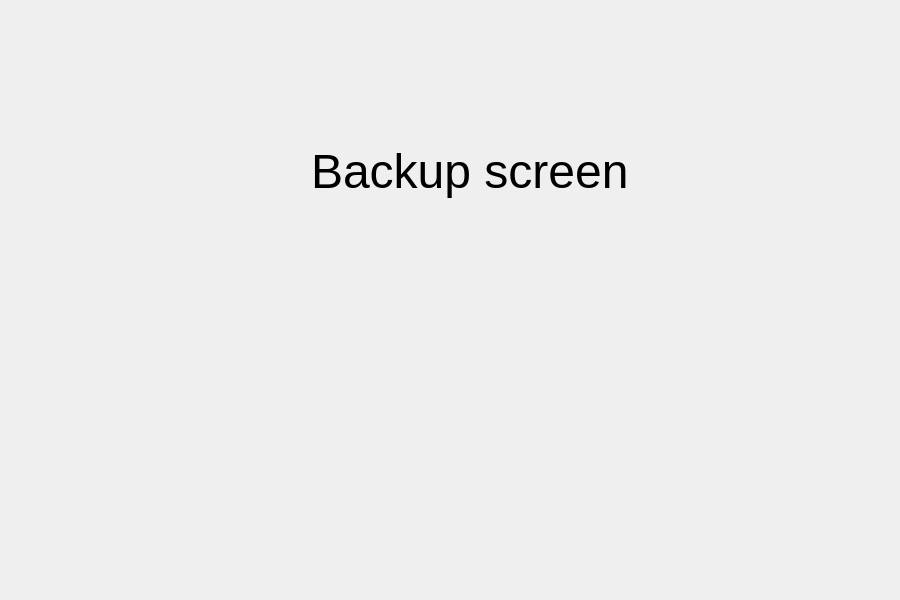
Marchell0o0/Backie, file backupscreen.ui: the form before one commit.
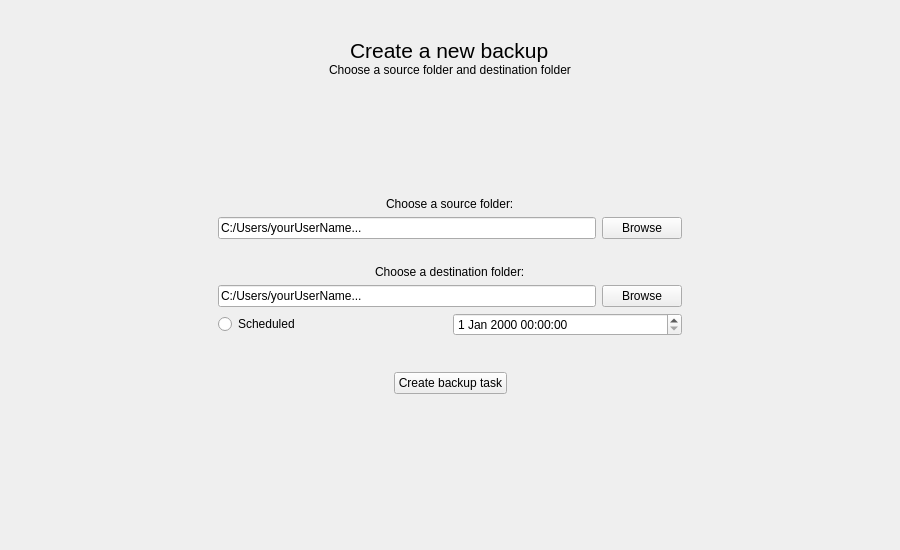
The form after the commit.

What changed in the file:
```diff
--- a/backupscreen.ui
+++ b/backupscreen.ui
@@ -7,32 +7,352 @@
     <x>0</x>
     <y>0</y>
     <width>900</width>
-    <height>600</height>
+    <height>550</height>
    </rect>
   </property>
+  <property name="sizePolicy">
+   <sizepolicy hsizetype="Expanding" vsizetype="Expanding">
+    <horstretch>0</horstretch>
+    <verstretch>0</verstretch>
+   </sizepolicy>
+  </property>
   <property name="windowTitle">
    <string>Form</string>
   </property>
-  <layout class="QGridLayout" name="gridLayout">
-   <item row="0" column="0">
-    <widget class="QWidget" name="widget" native="true">
-     <widget class="QLabel" name="label">
-      <property name="geometry">
-       <rect>
-        <x>300</x>
-        <y>130</y>
-        <width>381</width>
-        <height>61</height>
-       </rect>
-      </property>
-      <property name="font">
-       <font>
-        <pointsize>36</pointsize>
-       </font>
-      </property>
-      <property name="text">
-       <string>Backup screen</string>
-      </property>
+  <property name="styleSheet">
+   <string notr="true">background-color: #3A3A3A;
+QDateTimeEdit, QPushButton, QRadioButton, QLineEdit {
+    color: white;
+}</string>
+  </property>
+  <layout class="QHBoxLayout" name="horizontalLayout">
+   <property name="spacing">
+    <number>0</number>
+   </property>
+   <property name="leftMargin">
+    <number>0</number>
+   </property>
+   <property name="topMargin">
+    <number>0</number>
+   </property>
+   <property name="rightMargin">
+    <number>0</number>
+   </property>
+   <property name="bottomMargin">
+    <number>0</number>
+   </property>
+   <item>
+    <widget class="QStackedWidget" name="stackedWidget">
+     <property name="sizePolicy">
+      <sizepolicy hsizetype="Expanding" vsizetype="Expanding">
+       <horstretch>0</horstretch>
+       <verstretch>0</verstretch>
+      </sizepolicy>
+     </property>
+     <widget class="QWidget" name="page">
+      <layout class="QHBoxLayout" name="horizontalLayout_9">
+       <item>
+        <layout class="QHBoxLayout" name="horizontalLayout_8">
+         <item>
+          <spacer name="horizontalSpacer">
+           <property name="orientation">
+            <enum>Qt::Horizontal</enum>
+           </property>
+           <property name="sizeType">
+            <enum>QSizePolicy::Fixed</enum>
+           </property>
+           <property name="sizeHint" stdset="0">
+            <size>
+             <width>200</width>
+             <height>20</height>
+            </size>
+           </property>
+          </spacer>
+         </item>
+         <item>
+          <layout class="QVBoxLayout" name="verticalLayout_5">
+           <property name="spacing">
+            <number>12</number>
+           </property>
+           <item>
+            <widget class="QWidget" name="widget" native="true">
+             <layout class="QHBoxLayout" name="horizontalLayout_7">
+              <item>
+               <layout class="QVBoxLayout" name="verticalLayout_4">
+                <property name="spacing">
+                 <number>0</number>
+                </property>
+                <item>
+                 <spacer name="verticalSpacer_3">
+                  <property name="orientation">
+                   <enum>Qt::Vertical</enum>
+                  </property>
+                  <property name="sizeType">
+                   <enum>QSizePolicy::Fixed</enum>
+                  </property>
+                  <property name="sizeHint" stdset="0">
+                   <size>
+                    <width>20</width>
+                    <height>20</height>
+                   </size>
+                  </property>
+                 </spacer>
+                </item>
+                <item alignment="Qt::AlignHCenter">
+                 <widget class="QLabel" name="label">
+                  <property name="font">
+                   <font>
+                    <pointsize>16</pointsize>
+                    <bold>false</bold>
+                   </font>
+                  </property>
+                  <property name="styleSheet">
+                   <string notr="true"/>
+                  </property>
+                  <property name="text">
+                   <string>Create a new backup</string>
+                  </property>
+                 </widget>
+                </item>
+                <item alignment="Qt::AlignHCenter">
+                 <widget class="QLabel" name="label_2">
+                  <property name="font">
+                   <font>
+                    <bold>false</bold>
+                   </font>
+                  </property>
+                  <property name="styleSheet">
+                   <string notr="true"/>
+                  </property>
+                  <property name="text">
+                   <string>Choose a source folder and destination folder</string>
+                  </property>
+                 </widget>
+                </item>
+               </layout>
+              </item>
+             </layout>
+            </widget>
+           </item>
+           <item>
+            <spacer name="verticalSpacer_2">
+             <property name="orientation">
+              <enum>Qt::Vertical</enum>
+             </property>
+             <property name="sizeType">
+              <enum>QSizePolicy::Fixed</enum>
+             </property>
+             <property name="sizeHint" stdset="0">
+              <size>
+               <width>20</width>
+               <height>90</height>
+              </size>
+             </property>
+            </spacer>
+           </item>
+           <item>
+            <widget class="QWidget" name="widget_2" native="true">
+             <layout class="QHBoxLayout" name="horizontalLayout_6">
+              <item>
+               <layout class="QVBoxLayout" name="verticalLayout_3">
+                <property name="spacing">
+                 <number>6</number>
+                </property>
+                <item>
+                 <layout class="QVBoxLayout" name="verticalLayout">
+                  <item alignment="Qt::AlignHCenter">
+                   <widget class="QLabel" name="label_3">
+                    <property name="styleSheet">
+                     <string notr="true"/>
+                    </property>
+                    <property name="text">
+                     <string>Choose a source folder:</string>
+                    </property>
+                   </widget>
+                  </item>
+                  <item>
+                   <layout class="QHBoxLayout" name="horizontalLayout_2">
+                    <item>
+                     <widget class="QLineEdit" name="lineEdit">
+                      <property name="styleSheet">
+                       <string notr="true"/>
+                      </property>
+                      <property name="inputMask">
+                       <string/>
+                      </property>
+                      <property name="text">
+                       <string>C:/Users/yourUserName...</string>
+                      </property>
+                     </widget>
+                    </item>
+                    <item>
+                     <widget class="QPushButton" name="pushButton">
+                      <property name="styleSheet">
+                       <string notr="true"/>
+                      </property>
+                      <property name="text">
+                       <string>Browse</string>
+                      </property>
+                     </widget>
+                    </item>
+                   </layout>
+                  </item>
+                 </layout>
+                </item>
+                <item>
+                 <layout class="QVBoxLayout" name="verticalLayout_2">
+                  <item>
+                   <spacer name="verticalSpacer">
+                    <property name="orientation">
+                     <enum>Qt::Vertical</enum>
+                    </property>
+                    <property name="sizeType">
+                     <enum>QSizePolicy::Fixed</enum>
+                    </property>
+                    <property name="sizeHint" stdset="0">
+                     <size>
+                      <width>10</width>
+                      <height>20</height>
+                     </size>
+                    </property>
+                   </spacer>
+                  </item>
+                  <item alignment="Qt::AlignHCenter">
+                   <widget class="QLabel" name="label_4">
+                    <property name="text">
+                     <string>Choose a destination folder:</string>
+                    </property>
+                   </widget>
+                  </item>
+                  <item>
+                   <layout class="QHBoxLayout" name="horizontalLayout_3">
+                    <item>
+                     <widget class="QLineEdit" name="lineEdit_2">
+                      <property name="inputMask">
+                       <string/>
+                      </property>
+                      <property name="text">
+                       <string>C:/Users/yourUserName...</string>
+                      </property>
+                     </widget>
+                    </item>
+                    <item>
+                     <widget class="QPushButton" name="pushButton_2">
+                      <property name="text">
+                       <string>Browse</string>
+                      </property>
+                     </widget>
+                    </item>
+                   </layout>
+                  </item>
+                 </layout>
+                </item>
+                <item>
+                 <layout class="QHBoxLayout" name="horizontalLayout_4">
+                  <item>
+                   <widget class="QRadioButton" name="radioButton">
+                    <property name="text">
+                     <string>Scheduled</string>
+                    </property>
+                   </widget>
+                  </item>
+                  <item>
+                   <widget class="QDateTimeEdit" name="dateTimeEdit"/>
+                  </item>
+                 </layout>
+                </item>
+                <item>
+                 <spacer name="verticalSpacer_4">
+                  <property name="orientation">
+                   <enum>Qt::Vertical</enum>
+                  </property>
+                  <property name="sizeType">
+                   <enum>QSizePolicy::Fixed</enum>
+                  </property>
+                  <property name="sizeHint" stdset="0">
+                   <size>
+                    <width>20</width>
+                    <height>30</height>
+                   </size>
+                  </property>
+                 </spacer>
+                </item>
+                <item>
+                 <layout class="QHBoxLayout" name="horizontalLayout_5">
+                  <item>
+                   <spacer name="horizontalSpacer_4">
+                    <property name="orientation">
+                     <enum>Qt::Horizontal</enum>
+                    </property>
+                    <property name="sizeHint" stdset="0">
+                     <size>
+                      <width>40</width>
+                      <height>20</height>
+                     </size>
+                    </property>
+                   </spacer>
+                  </item>
+                  <item>
+                   <widget class="QPushButton" name="pushButton_3">
+                    <property name="text">
+                     <string>Create backup task</string>
+                    </property>
+                   </widget>
+                  </item>
+                  <item>
+                   <spacer name="horizontalSpacer_3">
+                    <property name="orientation">
+                     <enum>Qt::Horizontal</enum>
+                    </property>
+                    <property name="sizeHint" stdset="0">
+                     <size>
+                      <width>40</width>
+                      <height>20</height>
+                     </size>
+                    </property>
+                   </spacer>
+                  </item>
+                 </layout>
+                </item>
+               </layout>
+              </item>
+             </layout>
+            </widget>
+           </item>
+           <item>
+            <spacer name="verticalSpacer_5">
+             <property name="orientation">
+              <enum>Qt::Vertical</enum>
+             </property>
+             <property name="sizeHint" stdset="0">
+              <size>
+               <width>20</width>
+               <height>40</height>
+              </size>
+             </property>
+            </spacer>
+           </item>
+          </layout>
+         </item>
+         <item>
+          <spacer name="horizontalSpacer_2">
+           <property name="orientation">
+            <enum>Qt::Horizontal</enum>
+           </property>
+           <property name="sizeType">
+            <enum>QSizePolicy::Fixed</enum>
+           </property>
+           <property name="sizeHint" stdset="0">
+            <size>
+             <width>200</width>
+             <height>20</height>
+            </size>
+           </property>
+          </spacer>
+         </item>
+        </layout>
+       </item>
+      </layout>
      </widget>
     </widget>
    </item>
```
Left out of the diff: 1 changed line with no effect on the pictures.
